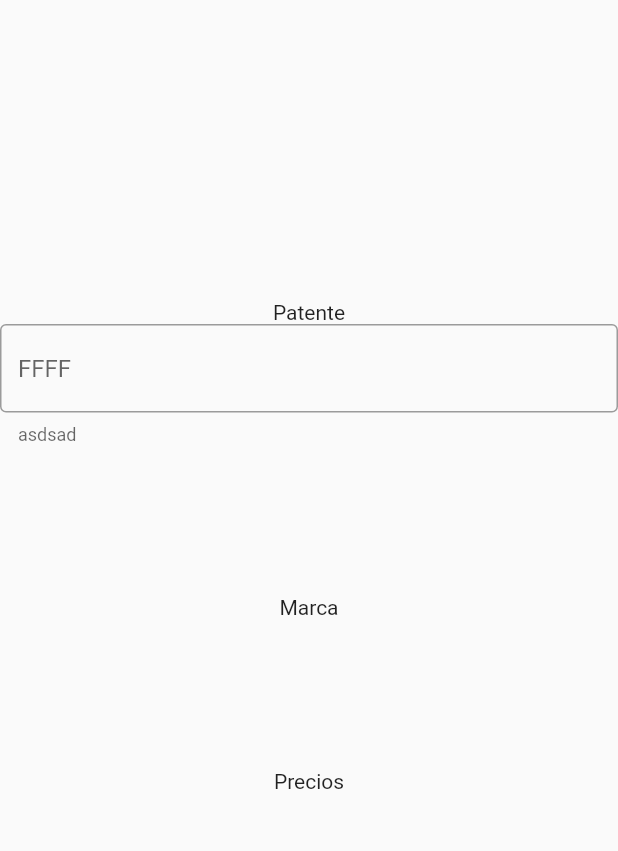
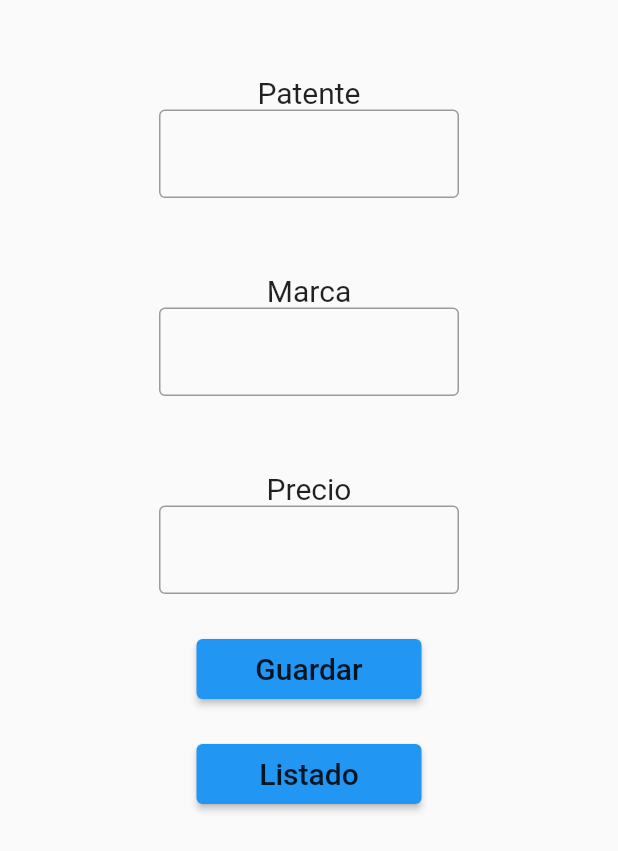
Before and after one commit to Fckworld/inutila_2, a Flutter app: the screen it shows after launch, on a phone screen of 412 x 824 dp. Shown: the top 851 px of the screen. Run offline on Flutter 3.47's test engine with Material 2 defaults, Android fonts, the phone set to English and light mode, and no system bars.

```diff
--- a/flutter_entrega_2/lib/main.dart
+++ b/flutter_entrega_2/lib/main.dart
@@ -1,5 +1,6 @@
 import 'package:flutter/material.dart';
 import 'package:flutter_entrega_2/pages/body.dart';
+import 'package:flutter_entrega_2/pages/list.dart';
 
 void main() {
   runApp(MyApp());
@@ -10,8 +11,14 @@ class MyApp extends StatelessWidget {
   @override
   Widget build(BuildContext context) {
     return MaterialApp(
+      debugShowCheckedModeBanner: false,
       title: 'Flutter Demo',
-      home: body(),
+      home: Body(),
+      initialRoute: Body.id,
+      routes: {
+        Body.id: (context) => Body(),
+        List.id:(context) =>List(),
+      },
     );
   }
 }
--- a/flutter_entrega_2/lib/pages/body.dart
+++ b/flutter_entrega_2/lib/pages/body.dart
@@ -1,33 +1,85 @@
 import 'package:flutter/material.dart';
+import 'package:flutter_entrega_2/pages/list.dart';
 
-class body extends StatefulWidget {
-  const body({Key key}) : super(key: key);
+class Body extends StatefulWidget {
+  static String id = 'Body';
 
   @override
-  _bodyState createState() => _bodyState();
+  _BodyState createState() => _BodyState();
 }
 
-class _bodyState extends State<body> {
+class _BodyState extends State<Body> {
   @override
   Widget build(BuildContext context) {
     return Scaffold(
       body: Center(
+        child: SizedBox(
+            width: 200,
             child: Column(
               children: [
-            SizedBox(height: 200),
-            Text('Patente'),
+                textoYBoton('Patente'),
+                textoYBoton('Marca'),
+                textoYBoton('Precio'),
+                SizedBox(
+                  height: 30,
+                ),
+                botonGuardar('Guardar'),
+                SizedBox(
+                  height: 30,
+                ),
+                botonListado('Listado'),
+              ],
+            )),
+      ),
+    );
+  }
+
+  Widget textoYBoton(String a) {
+    return Column(
+      children: [
+        SizedBox(
+          height: 50,
+        ),
+        Text(
+          a,
+          style: TextStyle(fontSize: 20),
+        ),
         TextField(
-              decoration: InputDecoration(
-                helperText: 'asdsad',
-                hintText: 'FFFF',
+          decoration: const InputDecoration(
             border: OutlineInputBorder(),
           ),
         ),
-            SizedBox(height: 100),
-            Text('Marca'),
-            SizedBox(height: 100),
-            Text('Precios'),
       ],
+    );
+  }
+
+  Widget botonGuardar(String a) {
+    return SizedBox(
+      height: 40,
+      width: 150,
+      child: ElevatedButton(
+        style: ButtonStyle(),
+        onPressed: () {},
+        child: Text(
+          a,
+          style: TextStyle(fontSize: 20, color: Colors.black87),
+        ),
+      ),
+    );
+  }
+
+  Widget botonListado(String a) {
+    return SizedBox(
+      height: 40,
+      width: 150,
+      child: ElevatedButton(
+        style: ButtonStyle(),
+        onPressed: () {
+          Navigator.pushNamed(context, List.id);
+        },
+        child: Text(
+          a,
+          style: TextStyle(fontSize: 20, color: Colors.black87),
         ),
       ),
     );
```
Also changed, not shown: flutter_entrega_2/lib/pages/list.dart (added, +48 -0 lines). Lines whose indentation alone changed are shown as unchanged.
